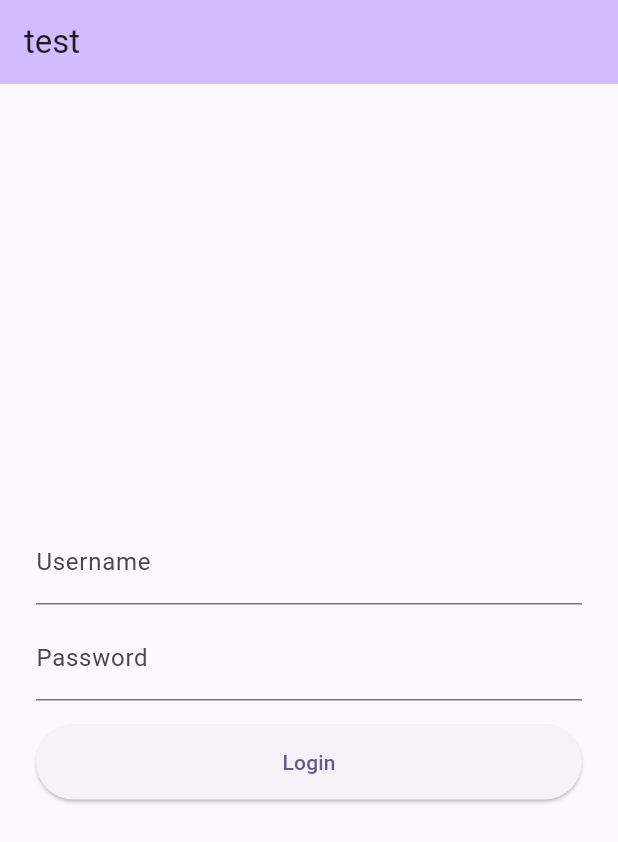
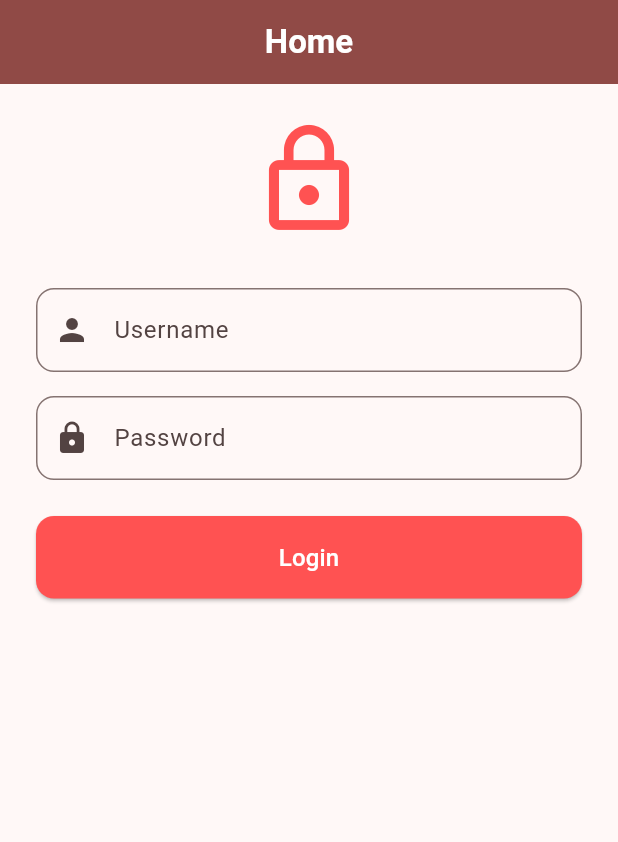
Before and after one commit to Sergiohcp/code_challenge_taller, a Flutter app: the screen it shows after launch, on a phone screen of 412 x 824 dp. Shown: the top 842 px of the screen. Run offline on Flutter 3.47's test engine with Material 3 defaults, Android fonts, the phone set to English and light mode, and no system bars.

Commit message:
feat: project tests

```diff
--- /dev/null
+++ b/lib/data/api.dart
@@ -0,0 +1,11 @@
+class Api {
+  static Future<Map<String, bool>> getData({required String username, required String password}) async {
+    await Future.delayed(Duration(seconds: 2));
+    if (username == 'flutter' && password == 'dev') {
+      return {
+        'success': true
+      };
+    }
+    throw Error();
+  }
+}
--- a/lib/main.dart
+++ b/lib/main.dart
@@ -50,9 +50,9 @@ class MyApp extends StatelessWidget {
   @override
   Widget build(BuildContext context) {
     return MaterialApp(
-      title: 'Flutter Demo',
+      title: 'Code challenge for taller',
       theme: ThemeData(
-        colorScheme: ColorScheme.fromSeed(seedColor: Colors.deepPurple),
+        colorScheme: ColorScheme.fromSeed(seedColor: Colors.redAccent),
         useMaterial3: true,
       ),
       initialRoute:'/home',
--- a/lib/presenter/home_screen.dart
+++ b/lib/presenter/home_screen.dart
@@ -1,3 +1,4 @@
+import 'package:code_challenge_taller/data/api.dart';
 import 'package:flutter/material.dart';
 
 class HomeScreen extends StatefulWidget {
@@ -14,22 +15,12 @@ class _HomeScreenState extends State<HomeScreen> {
 
   bool isLoading = false;
 
-  Future<Map<String, bool>> simulateApi({required String username, required String password}) async {
-    await Future.delayed(Duration(seconds: 2));
-    if (username == 'flutter' && password == 'dev') {
-      return {
-        'success': true
-      };
-    }
-    throw Error();
-  }
-
   void _handleSignIn(BuildContext context) async {
     try {
       setState(() {
         isLoading = true;
       });
-      await simulateApi(username: _usernameController.text, password: _passwordController.text);
+      await Api.getData(username: _usernameController.text, password: _passwordController.text);
       Navigator.pushNamed(context, '/welcome');
     } catch (e) {
       final snackBar = SnackBar(content: Text('Something wrong happened. Try again.'));
@@ -47,27 +38,72 @@ class _HomeScreenState extends State<HomeScreen> {
   Widget build(BuildContext context) {
     return Scaffold(
       appBar: AppBar(
-        backgroundColor: Theme.of(context).colorScheme.inversePrimary,
-        title: Text("test"),
+        backgroundColor: Theme.of(context).colorScheme.primary,
+        elevation: 0,
+        title: const Text(
+          "Home",
+          style: TextStyle(fontWeight: FontWeight.bold, color: Colors.white),
+        ),
+        centerTitle: true,
       ),
-      body: Center(
-        child: Padding(
+      body: Padding(
+        padding: const EdgeInsets.only(top: 24),
+        child: SingleChildScrollView(
           padding: const EdgeInsets.symmetric(horizontal: 24),
           child: Column(
-            mainAxisAlignment: MainAxisAlignment.center,
+            crossAxisAlignment: CrossAxisAlignment.stretch,
             children: <Widget>[
-              TextField(controller: _usernameController, decoration: InputDecoration(labelText: "Username"),),
-              SizedBox(height: 8,),
-              TextField(controller: _passwordController,decoration: InputDecoration(labelText: "Password"),),
-              SizedBox(height: 16,),
+              const Icon(Icons.lock_outline, size: 80, color: Colors.redAccent),
+              const SizedBox(height: 32),
+              TextField(
+                controller: _usernameController,
+                decoration: InputDecoration(
+                  labelText: "Username",
+                  prefixIcon: const Icon(Icons.person),
+                  border: OutlineInputBorder(
+                    borderRadius: BorderRadius.circular(12),
+                  ),
+                ),
+              ),
+              const SizedBox(height: 16),
+              TextField(
+                controller: _passwordController,
+                obscureText: true,
+                decoration: InputDecoration(
+                  labelText: "Password",
+                  prefixIcon: const Icon(Icons.lock),
+                  border: OutlineInputBorder(
+                    borderRadius: BorderRadius.circular(12),
+                  ),
+                ),
+              ),
+              const SizedBox(height: 24),
               ElevatedButton(
-                  onPressed: isLoading ? null : () => _handleSignIn(context),
-                  child: SizedBox(height: 50,child: Center(child: !isLoading ? Text("Login") : CircularProgressIndicator(strokeWidth: 1, color: Colors.blue,),),)
-              )
+                style: ElevatedButton.styleFrom(
+                  backgroundColor: Colors.redAccent,
+                  foregroundColor: Colors.white,
+                  padding: const EdgeInsets.symmetric(vertical: 16),
+                  shape: RoundedRectangleBorder(
+                    borderRadius: BorderRadius.circular(12),
+                  ),
+                ),
+                onPressed: isLoading ? null : () => _handleSignIn(context),
+                child: isLoading
+                    ? const SizedBox(
+                  height: 20,
+                  width: 20,
+                  child: CircularProgressIndicator(
+                    strokeWidth: 2,
+                    color: Colors.white,
+                  ),
+                )
+                    : const Text("Login", style: TextStyle(fontSize: 16)),
+              ),
             ],
           ),
         ),
       ),
     );
   }
+
 }
```
Also changed, not shown: lib/presenter/welcome_screen.dart (+26 -10 lines), 4 other files.
